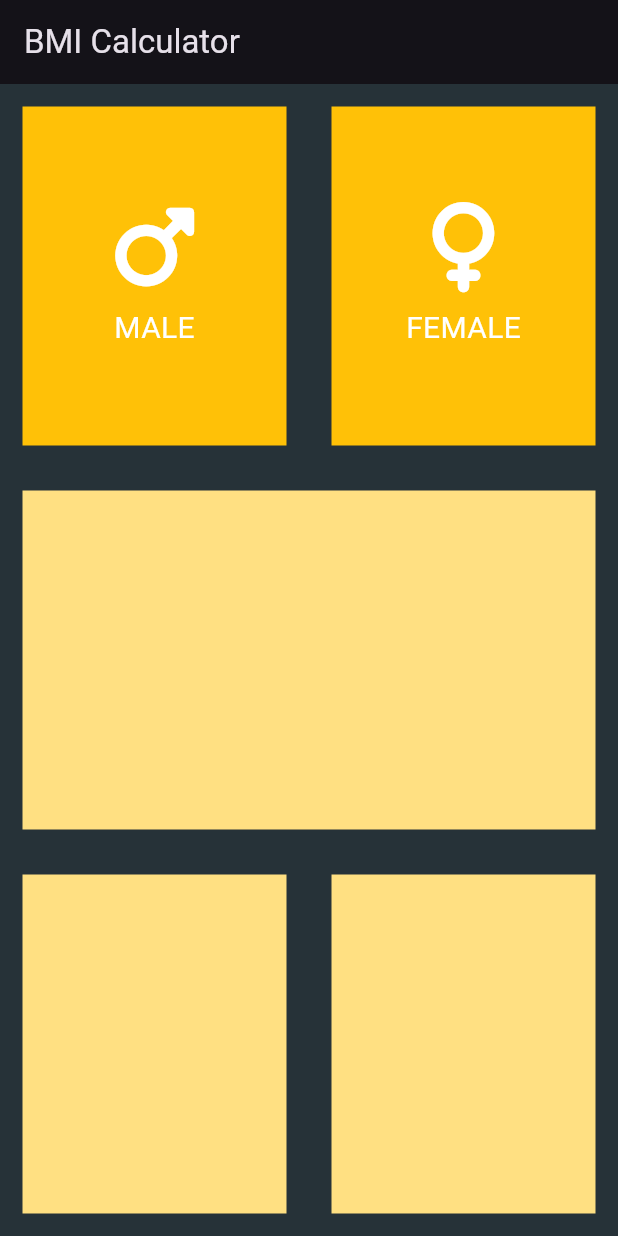
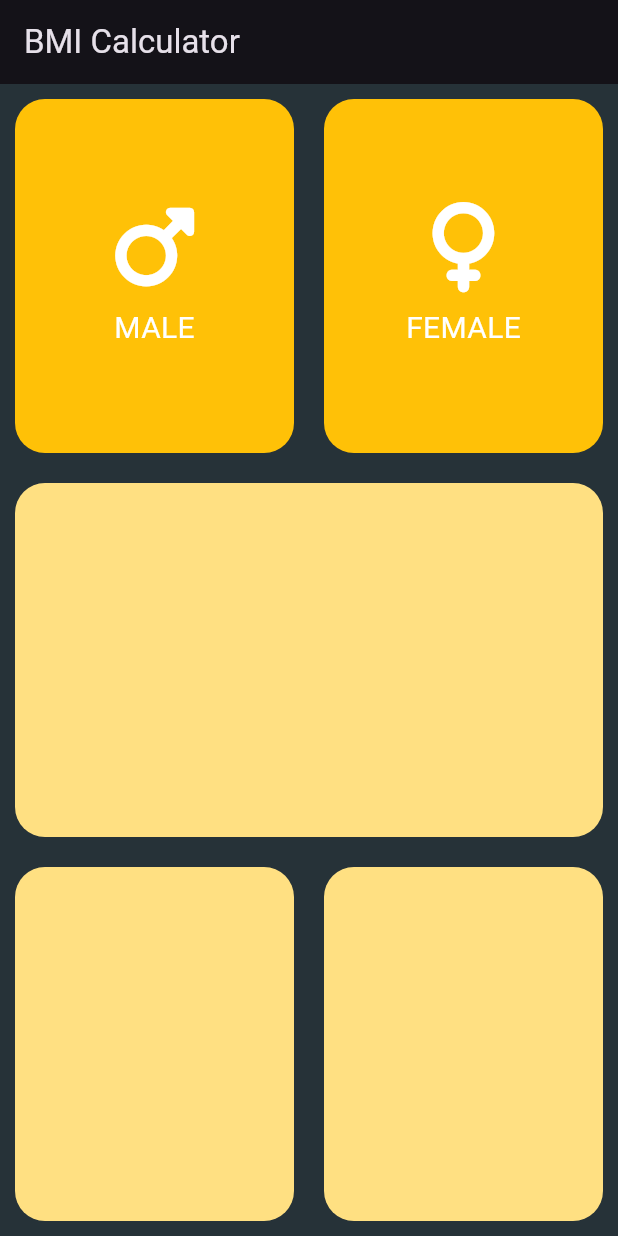
Before and after one commit to yaroslavsolokha/bmi_calculator, a Flutter app: the screen it shows after launch, on a phone screen of 412 x 824 dp. Run offline on Flutter 3.47's test engine with Material 3 defaults, Android fonts, the phone set to English and light mode, and no system bars; our stand-ins replace font_awesome_flutter.

Commit message:
add border radius

```diff
--- a/lib/widgets/button_container.dart
+++ b/lib/widgets/button_container.dart
@@ -18,26 +18,20 @@ class ButtonContainer extends StatelessWidget {
 
   @override
   Widget build(BuildContext context) {
-    if (gender != null) {
     return Expanded(
       child: GestureDetector(
         onTap: () {
           onTap!(gender!);
         },
         child: Container(
-            margin: const EdgeInsets.all(15.0),
+          decoration: BoxDecoration(
             color: color ?? defaultContainerColor,
-            child: GenderContent(gender: gender!),
+            borderRadius: const BorderRadius.all(Radius.circular(20)),
           ),
+          margin: const EdgeInsets.all(10.0),
+          child: gender != null ? GenderContent(gender: gender!) : null,
         ),
-      );
-    } else {
-      return Expanded(
-        child: Container(
-          margin: const EdgeInsets.all(15.0),
-          color: color ?? defaultContainerColor,
       ),
     );
   }
 }
-}
```
Lines whose indentation alone changed are shown as unchanged.
